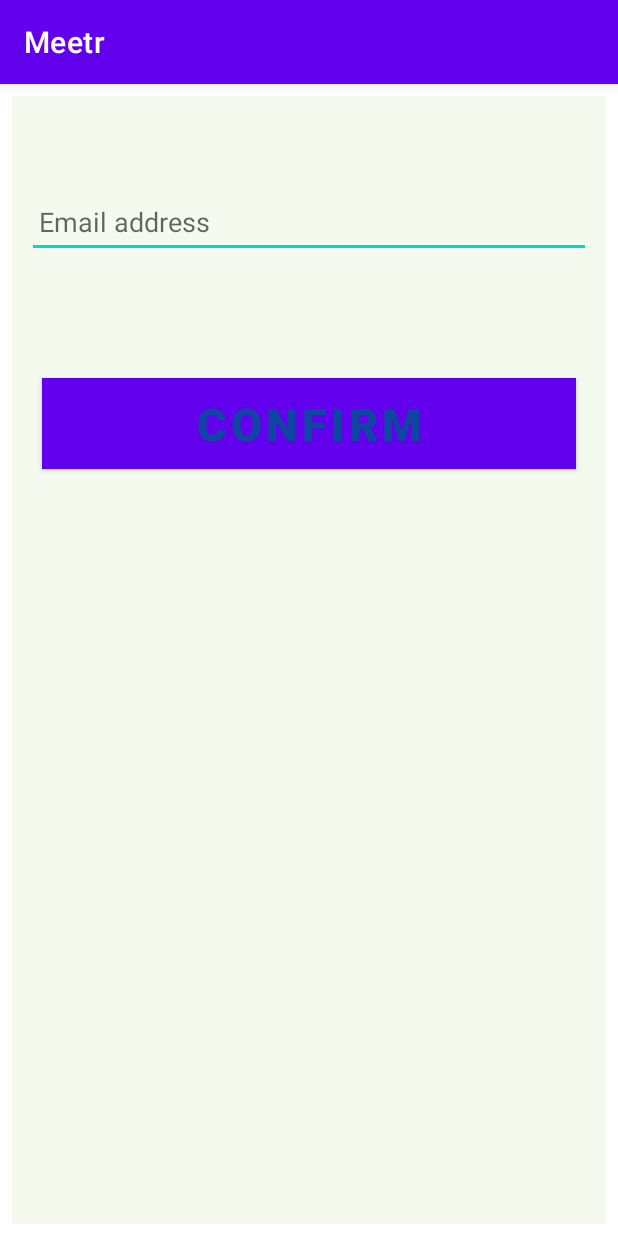
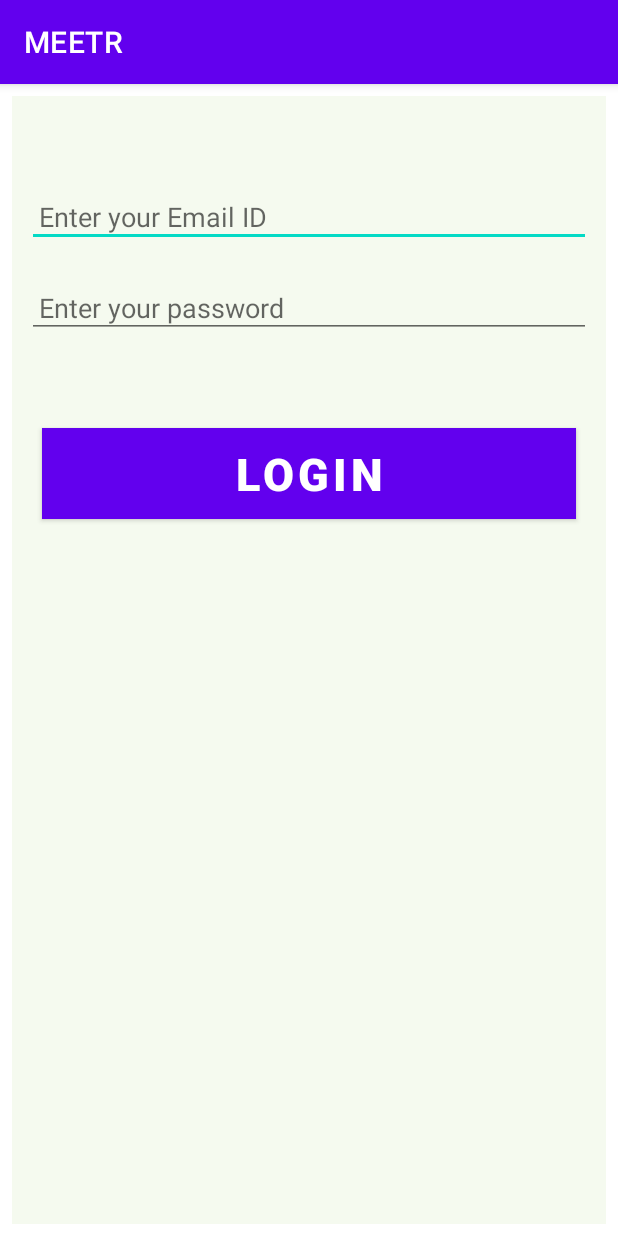
Before and after one commit to elibes/meetr, an Android app: the screen it shows after launch (MainActivity), on a phone screen of 412 x 824 dp. Run offline under Robolectric (Android 15) with nearby library versions, the phone set to English and light mode, and no system bars; our stand-ins replace data binding; 1 statement that could not run was skipped.

Commit message:
Working login UI

```diff
--- a/app/build.gradle
+++ b/app/build.gradle
@@ -44,6 +44,7 @@ dependencies {
     implementation 'androidx.appcompat:appcompat:1.4.1'
     implementation 'com.google.android.material:material:1.5.0'
     implementation 'androidx.constraintlayout:constraintlayout:2.1.3'
+    implementation 'androidx.databinding:databinding-common:7.1.2'
 
     testImplementation 'junit:junit:4.13.2'
     androidTestImplementation 'androidx.test.ext:junit:1.1.3'
--- a/app/src/main/java/com/group7/meetr/MainActivity.java
+++ b/app/src/main/java/com/group7/meetr/MainActivity.java
@@ -1,31 +1,37 @@
 package com.group7.meetr;
 
+import android.os.Bundle;
+import android.view.View;
+import android.widget.Toast;
 import androidx.appcompat.app.AppCompatActivity;
 import androidx.databinding.BindingAdapter;
-
-import android.os.Bundle;
-import android.util.Log;
-import android.view.View;
-import android.widget.Button;
-import android.widget.TextView;
-import android.widget.Toast;
+import androidx.databinding.DataBindingUtil;
+import com.group7.meetr.databinding.Loginpagev2Binding;
+import com.group7.meetr.viewmodel.LoginPageViewModel;
 
 public class MainActivity extends AppCompatActivity {
 
     @Override
-    protected void onCreate(Bundle savedInstanceState) {
+    protected void onCreate(Bundle savedInstanceState)
+    {
+        super.onCreate(savedInstanceState);
 
-        super.onCreate(savedInstanceState);
-        setContentView(R.layout.loginpagev2); // set till en xml view
+        // ViewModel updates the Model
+        // after observing changes in the View
 
-
+        // model will also update the view
+        // via the ViewModel
+        Loginpagev2Binding activityMainBinding
+                = DataBindingUtil.setContentView(
+                this, R.layout.loginpagev2);
+        activityMainBinding.setViewModel(
+                new LoginPageViewModel());
+        activityMainBinding.executePendingBindings();
     }
 
-    // any change in toastMessage attribute
-// defined on the Button with bind prefix
-// invokes this method
     @BindingAdapter({ "toastMessage" })
-    public static void runMe(View view, String message) {
+    public static void runMe(View view, String message)
+    {
         if (message != null)
             Toast
                     .makeText(view.getContext(), message,
--- a/app/src/main/java/com/group7/meetr/model/LoginPageModel.java
+++ b/app/src/main/java/com/group7/meetr/model/LoginPageModel.java
@@ -1,33 +1,38 @@
 package com.group7.meetr.model;
-
 import androidx.annotation.Nullable;
 
 public class LoginPageModel {
+
     @Nullable
-    String email;
+    String email,password;
 
-    /**
-     * Gets email adress.
-     * @return
-     */
+    // constructor to initialize
+    // the variables
+    public LoginPageModel(String email, String password){
+        this.email = email;
+        this.password = password;
+    }
+
+    // getter and setter methods
+    // for email variable
     @Nullable
     public String getEmail() {
         return email;
     }
 
-    /**
-     * Sets email for this model.
-     * @param email email to set. example@test.something is correct formatting.
-     */
     public void setEmail(@Nullable String email) {
         this.email = email;
     }
 
-    /**
-     * Constructor for creating a new LoginPageModel.
-     * @param email email entered by form
-     */
-    public LoginPageModel(String email){
-        this.email = email;
+    // getter and setter methods
+    // for password variable
+    @Nullable
+    public String getPassword() {
+        return password;
     }
+
+    public void setPassword(@Nullable String password) {
+        this.password = password;
+    }
+
 }
--- a/app/src/main/java/com/group7/meetr/viewmodel/LoginPageViewModel.java
+++ b/app/src/main/java/com/group7/meetr/viewmodel/LoginPageViewModel.java
@@ -1,9 +1,7 @@
 package com.group7.meetr.viewmodel;
-
 import android.text.TextUtils;
 import android.util.Log;
 import android.util.Patterns;
-
 import androidx.databinding.BaseObservable;
 import androidx.databinding.Bindable;
 
@@ -12,48 +10,71 @@ import com.group7.meetr.model.LoginPageModel;
 
 public class LoginPageViewModel extends BaseObservable {
 
-    //view models implement a private instance of their respective model
-    LoginPageModel lgnPage;
-    private String successMessage = "Logged in to meeting";
-    //private String errorMessage = "Email is not valid";
+    // creating object of Model class
+    private LoginPageModel model;
+
+    // string variables for
+    // toast messages
+    private String successMessage = "Login successful";
+    private String errorMessage = "Email or Password is not valid";
+
     @Bindable
-    // string variable for success/fail toast message. bound to toast.
     private String toastMessage = null;
+
+
     public String getToastMessage() {
         return toastMessage;
     }
-    public void setToastMessage(String toastMessage) {
+
+    private void setToastMessage(String toastMessage) {
         this.toastMessage = toastMessage;
+        notifyPropertyChanged(BR.toastMessage);
     }
-    public String getMEmailAdress(){
-        return lgnPage.getEmail();
+
+
+    @Bindable
+    public String getUserEmail() {
+        return model.getEmail();
     }
-    public void setMEmailAdress(String s){
-        lgnPage.setEmail(s);
-        notifyPropertyChanged(BR.viewModel);
+
+    public void setUserEmail(String email) {
+        model.setEmail(email);
+        notifyPropertyChanged(BR.userEmail);
     }
-    // constructor of ViewModel class
+
+
+    @Bindable
+    public String getUserPassword() {
+        return model.getPassword();
+    }
+
+    public void setUserPassword(String password) {
+        model.setPassword(password);
+        notifyPropertyChanged(BR.userPassword);
+    }
+
+
     public LoginPageViewModel() {
 
         // instantiating object of
         // model class
-        lgnPage = new LoginPageModel("");
+        model = new LoginPageModel("","");
     }
 
-    // actions to be performed
-    // when user clicks
-    // the LOGIN button
+
     public void onButtonClicked() {
-        if (isValid()){
+        if (isValid()) {
+            Log.d("!User Email", getUserEmail());
+            Log.d("!User Pass", getUserPassword());
             setToastMessage(successMessage);
-            Log.d("LOGIN", "Passed email check.");
         }
+        else
+            setToastMessage(errorMessage);
     }
 
-    // method to keep a check
-    // that variable fields must
-    // not be kept empty by user
+
     public boolean isValid() {
-        return !TextUtils.isEmpty(getMEmailAdress()) && Patterns.EMAIL_ADDRESS.matcher(getMEmailAdress()).matches();
+        return !TextUtils.isEmpty(getUserEmail()) && Patterns.EMAIL_ADDRESS.matcher(getUserEmail()).matches()
+                && getUserPassword().length() > 5;
     }
 }
--- a/app/src/main/res/layout/login_page.xml
+++ b/app/src/main/res/layout/login_page.xml
@@ -11,7 +11,7 @@
         android:layout_height="wrap_content"
         android:layout_marginStart="152dp"
         android:layout_marginTop="396dp"
-        android:text="@string/confirm"
+        android:text="@string/button_text"
         app:layout_constraintStart_toStartOf="parent"
         app:layout_constraintTop_toTopOf="parent" />
 
@@ -23,7 +23,7 @@
         android:layout_marginTop="36dp"
         android:layout_marginEnd="101dp"
         android:ems="10"
-        android:hint="@string/hint_email_address"
+        android:hint="@string/email_hint"
         android:inputType="textEmailAddress"
         app:layout_constraintEnd_toEndOf="parent"
         app:layout_constraintStart_toStartOf="parent"
@@ -37,7 +37,7 @@
         android:layout_height="wrap_content"
         android:layout_marginStart="122dp"
         android:layout_marginTop="289dp"
-        android:text="@string/instr_email_login"
+        android:text="@string/password_hint"
         app:layout_constraintStart_toStartOf="parent"
         app:layout_constraintTop_toTopOf="parent" />
 </androidx.constraintlayout.widget.ConstraintLayout>
--- a/app/src/main/res/layout/loginpagev2.xml
+++ b/app/src/main/res/layout/loginpagev2.xml
@@ -19,6 +19,7 @@
         android:background="#168BC34A"
         android:orientation="vertical">
 
+
         <!-- EditText field for the Email -->
         <EditText
             android:id="@+id/inEmail"
@@ -28,12 +29,22 @@
             android:layout_marginTop="60dp"
             android:layout_marginEnd="10dp"
             android:layout_marginBottom="20dp"
-            android:hint="@string/hint_email_address"
+            android:hint="@string/email_hint"
             android:inputType="textEmailAddress"
-            android:minHeight="48dp"
             android:padding="8dp"
-            android:text="@={viewModel.MEmailAdress}"
-            android:autofillHints="" />
+            android:text="@={viewModel.userEmail}" />
+
+        <!-- EditText field for the password -->
+        <EditText
+            android:id="@+id/inPassword"
+            android:layout_width="match_parent"
+            android:layout_height="wrap_content"
+            android:layout_marginStart="10dp"
+            android:layout_marginEnd="10dp"
+            android:hint="@string/password_hint"
+            android:inputType="textPassword"
+            android:padding="8dp"
+            android:text="@={viewModel.userPassword}" />
 
         <!-- Login Button of the activity -->
         <Button
@@ -44,13 +55,11 @@
             android:layout_marginEnd="20dp"
             android:background="#4CAF50"
             android:onClick="@{()-> viewModel.onButtonClicked()}"
-            android:text="@string/confirm"
-            android:textColor="#0D47A1"
+            android:text="@string/button_text"
+            android:textColor="@android:color/background_light"
             android:textSize="30sp"
             android:textStyle="bold"
-            bind:ignore="VisualLintButtonSize"
             bind:toastMessage="@{viewModel.toastMessage}" />
-
 
 
     </LinearLayout>
--- a/app/src/main/res/values/strings.xml
+++ b/app/src/main/res/values/strings.xml
@@ -1,6 +1,6 @@
 <resources>
-    <string name="app_name">Meetr</string>
-    <string name="confirm">Confirm</string>
-    <string name="hint_email_address">Email address</string>
-    <string name="instr_email_login">Enter email to join meeting</string>
+    <string name="app_name">MEETR</string>
+    <string name="email_hint">Enter your Email ID</string>
+    <string name="password_hint">Enter your password</string>
+    <string name="button_text">Login</string>
 </resources>
```
Also changed, not shown: 1 other file.
